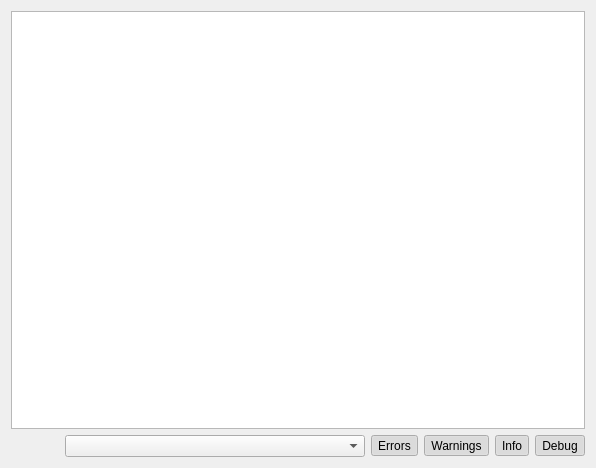
Old version of the form src/mcedit2/ui/log_view.ui in the repository mcedit/mcedit2.
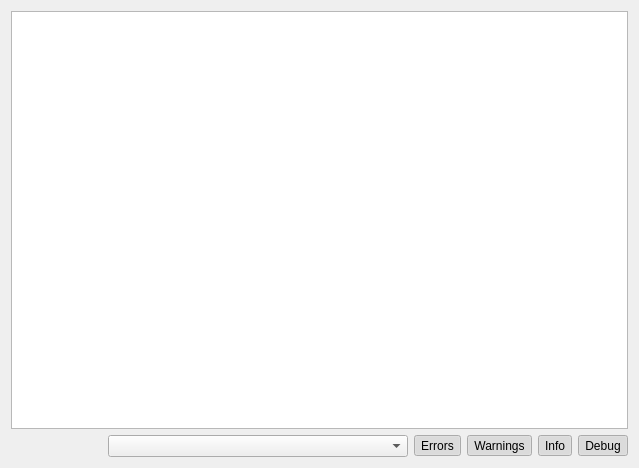
New version of the form. Icons and pictures are not drawn.

What changed in the file:
```diff
--- a/src/mcedit2/ui/log_view.ui
+++ b/src/mcedit2/ui/log_view.ui
@@ -6,7 +6,7 @@
    <rect>
     <x>0</x>
     <y>0</y>
-    <width>596</width>
+    <width>639</width>
     <height>468</height>
    </rect>
   </property>
```
Left out of the diff: 12 changed lines with no effect on the pictures.
